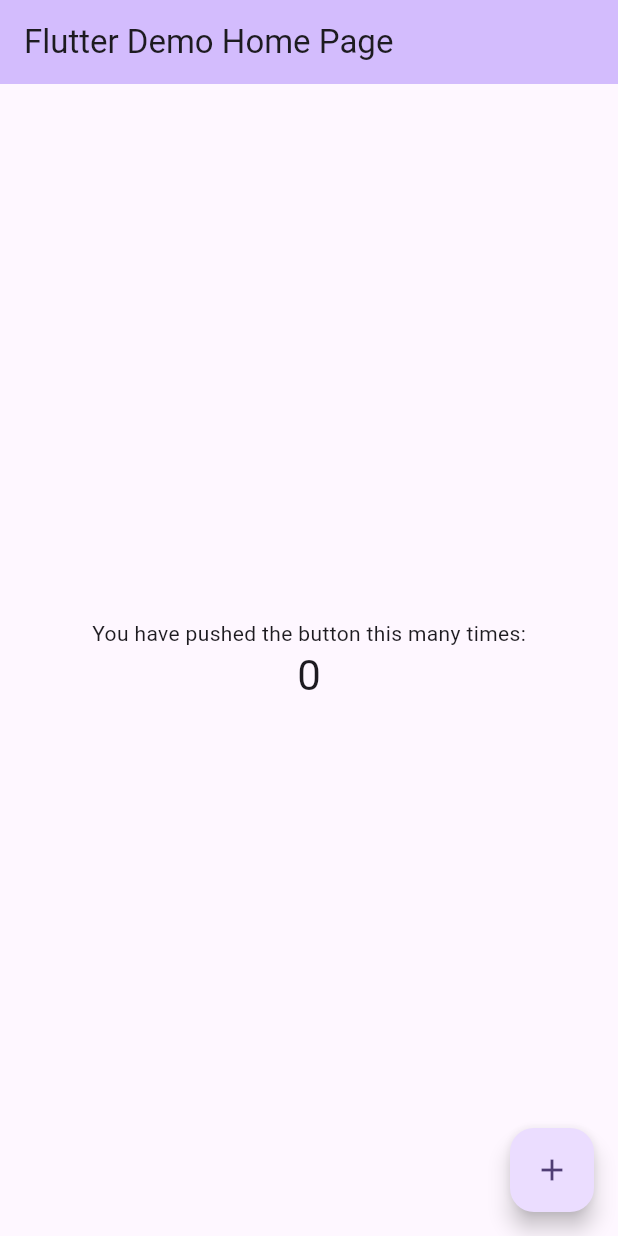
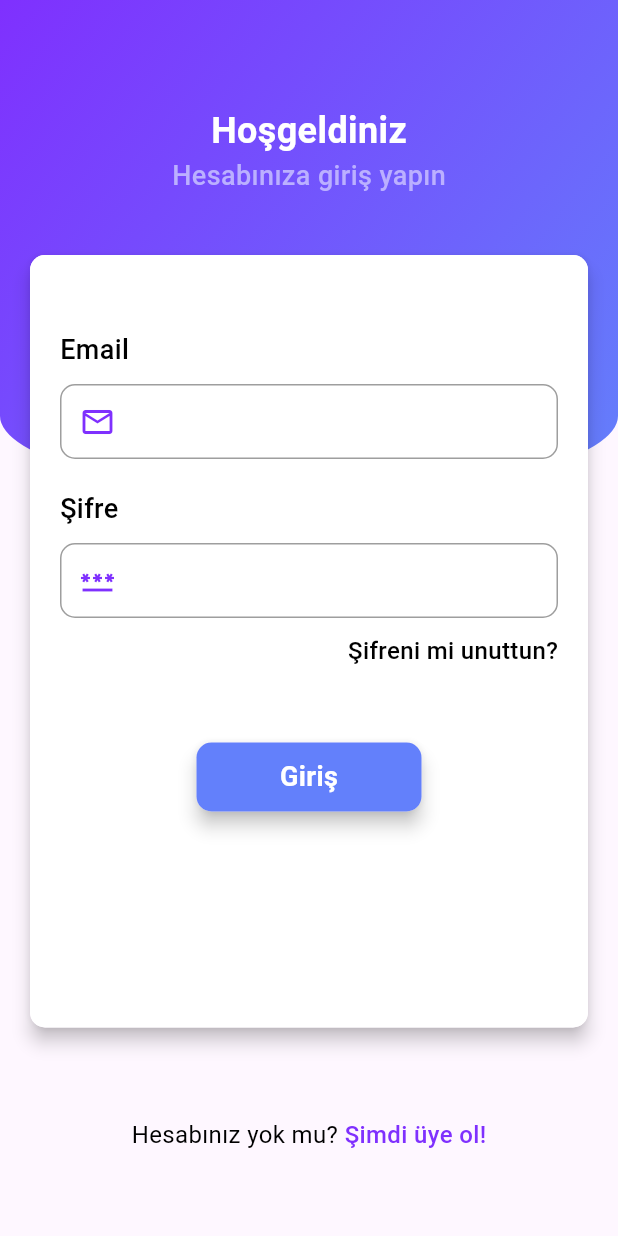
Before and after one commit to arda-copur/Chat-App, a Flutter app: the screen it shows after launch, on a phone screen of 412 x 824 dp. Run offline on Flutter 3.47's test engine with Material 3 defaults, Android fonts, the phone set to English and light mode, and no system bars.

Commit message:
general updates

```diff
--- a/lib/main.dart
+++ b/lib/main.dart
@@ -1,3 +1,4 @@
+import 'package:chat_app/views/sign_in_view.dart';
 import 'package:flutter/material.dart';
 
 void main() {
@@ -11,115 +12,11 @@ class MyApp extends StatelessWidget {
   @override
   Widget build(BuildContext context) {
     return MaterialApp(
-      title: 'Flutter Demo',
+      debugShowCheckedModeBanner: false,
       theme: ThemeData(
-        // This is the theme of your application.
-        //
-        // TRY THIS: Try running your application with "flutter run". You'll see
-        // the application has a purple toolbar. Then, without quitting the app,
-        // try changing the seedColor in the colorScheme below to Colors.green
-        // and then invoke "hot reload" (save your changes or press the "hot
-        // reload" button in a Flutter-supported IDE, or press "r" if you used
-        // the command line to start the app).
-        //
-        // Notice that the counter didn't reset back to zero; the application
-        // state is not lost during the reload. To reset the state, use hot
-        // restart instead.
-        //
-        // This works for code too, not just values: Most code changes can be
-        // tested with just a hot reload.
-        colorScheme: ColorScheme.fromSeed(seedColor: Colors.deepPurple),
         useMaterial3: true,
       ),
-      home: const MyHomePage(title: 'Flutter Demo Home Page'),
+      home: const SignInView(),
     );
   }
 }
-
-class MyHomePage extends StatefulWidget {
-  const MyHomePage({super.key, required this.title});
-
-  // This widget is the home page of your application. It is stateful, meaning
-  // that it has a State object (defined below) that contains fields that affect
-  // how it looks.
-
-  // This class is the configuration for the state. It holds the values (in this
-  // case the title) provided by the parent (in this case the App widget) and
-  // used by the build method of the State. Fields in a Widget subclass are
-  // always marked "final".
-
-  final String title;
-
-  @override
-  State<MyHomePage> createState() => _MyHomePageState();
-}
-
-class _MyHomePageState extends State<MyHomePage> {
-  int _counter = 0;
-
-  void _incrementCounter() {
-    setState(() {
-      // This call to setState tells the Flutter framework that something has
-      // changed in this State, which causes it to rerun the build method below
-      // so that the display can reflect the updated values. If we changed
-      // _counter without calling setState(), then the build method would not be
-      // called again, and so nothing would appear to happen.
-      _counter++;
-    });
-  }
-
-  @override
-  Widget build(BuildContext context) {
-    // This method is rerun every time setState is called, for instance as done
-    // by the _incrementCounter method above.
-    //
-    // The Flutter framework has been optimized to make rerunning build methods
-    // fast, so that you can just rebuild anything that needs updating rather
-    // than having to individually change instances of widgets.
-    return Scaffold(
-      appBar: AppBar(
-        // TRY THIS: Try changing the color here to a specific color (to
-        // Colors.amber, perhaps?) and trigger a hot reload to see the AppBar
-        // change color while the other colors stay the same.
-        backgroundColor: Theme.of(context).colorScheme.inversePrimary,
-        // Here we take the value from the MyHomePage object that was created by
-        // the App.build method, and use it to set our appbar title.
-        title: Text(widget.title),
-      ),
-      body: Center(
-        // Center is a layout widget. It takes a single child and positions it
-        // in the middle of the parent.
-        child: Column(
-          // Column is also a layout widget. It takes a list of children and
-          // arranges them vertically. By default, it sizes itself to fit its
-          // children horizontally, and tries to be as tall as its parent.
-          //
-          // Column has various properties to control how it sizes itself and
-          // how it positions its children. Here we use mainAxisAlignment to
-          // center the children vertically; the main axis here is the vertical
-          // axis because Columns are vertical (the cross axis would be
-          // horizontal).
-          //
-          // TRY THIS: Invoke "debug painting" (choose the "Toggle Debug Paint"
-          // action in the IDE, or press "p" in the console), to see the
-          // wireframe for each widget.
-          mainAxisAlignment: MainAxisAlignment.center,
-          children: <Widget>[
-            const Text(
-              'You have pushed the button this many times:',
-            ),
-            Text(
-              '$_counter',
-              style: Theme.of(context).textTheme.headlineMedium,
-            ),
-          ],
-        ),
-      ),
-      floatingActionButton: FloatingActionButton(
-        onPressed: _incrementCounter,
-        tooltip: 'Increment',
-        child: const Icon(Icons.add),
-      ), // This trailing comma makes auto-formatting nicer for build methods.
-    );
-  }
-}
--- /dev/null
+++ b/lib/views/sign_in_view.dart
@@ -0,0 +1,235 @@
+
+import 'package:chat_app/views/sign_up_view.dart';
+import 'package:flutter/material.dart';
+
+
+class SignInView extends StatefulWidget {
+  const SignInView({super.key});
+
+  @override
+  State<SignInView> createState() => _SignInViewState();
+}
+
+class _SignInViewState extends State<SignInView> {
+
+  TextEditingController userMailController =  TextEditingController();
+  TextEditingController userPasswordController =  TextEditingController();
+  String email = "", password = "", name = "", confirmPassword = "";
+  final _formkey = GlobalKey<FormState>();
+
+
+
+  @override
+  Widget build(BuildContext context) {
+    return Scaffold(
+      body: SingleChildScrollView(
+        child: Stack(
+          children: [
+            Container(
+                height: MediaQuery.of(context).size.height / 2.5,
+                width: MediaQuery.of(context).size.width,
+                decoration: BoxDecoration(
+                    gradient: const LinearGradient(
+                        colors: [Color(0xFF7f30fe), Color(0xFF6380fb)],
+                        begin: Alignment.topLeft,
+                        end: Alignment.bottomRight),
+                    borderRadius: BorderRadius.vertical(
+                        bottom: Radius.elliptical(
+                            MediaQuery.of(context).size.width, 105)))),
+            Padding(
+              padding: const EdgeInsets.only(top: 70.0),
+              child: Column(
+                children: [
+                  const Center(
+                      child: Text(
+                    "Hoşgeldiniz",
+                    style: TextStyle(
+                        color: Colors.white,
+                        fontSize: 24.0,
+                        fontWeight: FontWeight.bold),
+                  )),
+                  const Center(
+                      child: Text(
+                    "Hesabınıza giriş yapın",
+                    style: TextStyle(
+                        color: Color(0xFFbbb0ff),
+                        fontSize: 18.0,
+                        fontWeight: FontWeight.w500),
+                  )),
+                  const SizedBox(
+                    height: 20.0,
+                  ),
+                  Container(
+                    margin:
+                        const EdgeInsets.symmetric(vertical: 20.0, horizontal: 20.0),
+                    child: Material(
+                      elevation: 5.0,
+                      borderRadius: BorderRadius.circular(10),
+                      child: Container(
+                        padding: const EdgeInsets.symmetric(
+                            vertical: 50.0, horizontal: 20.0),
+                        height: MediaQuery.of(context).size.height / 1.6,
+                        width: MediaQuery.of(context).size.width,
+                        decoration: BoxDecoration(
+                            color: Colors.white,
+                            borderRadius: BorderRadius.circular(10)),
+                        child: Form(
+                          key: _formkey,
+                          child: Column(
+                            crossAxisAlignment: CrossAxisAlignment.start,
+                            children: [
+                              const Text(
+                                "Email",
+                                style: TextStyle(
+                                    color: Colors.black,
+                                    fontSize: 18.0,
+                                    fontWeight: FontWeight.w500),
+                              ),
+                              const SizedBox(
+                                height: 10.0,
+                              ),
+                              Container(
+                                decoration: BoxDecoration(
+                                    border: Border.all(
+                                        width: 1.0, color: Colors.black38),
+                                    borderRadius: BorderRadius.circular(10)),
+                                child: TextFormField(
+                                  controller: userMailController,
+                                  validator: (value) {
+                                    if (value == null || value.isEmpty) {
+                                      return ' Lütfen email giriniz';
+                                    }
+                                    return null;
+                                  },
+                                  decoration: const InputDecoration(
+                                      border: InputBorder.none,
+                                      prefixIcon: Icon(
+                                        Icons.mail_outline,
+                                        color: Color(0xFF7f30fe),
+                                      )),
+                                ),
+                              ),
+                              const SizedBox(
+                                height: 20.0,
+                              ),
+                              const Text(
+                                "Şifre",
+                                style: TextStyle(
+                                    color: Colors.black,
+                                    fontSize: 18.0,
+                                    fontWeight: FontWeight.w500),
+                              ),
+                              const SizedBox(
+                                height: 10.0,
+                              ),
+                              Container(
+                                decoration: BoxDecoration(
+                                    border: Border.all(
+                                        width: 1.0, color: Colors.black38),
+                                    borderRadius: BorderRadius.circular(10)),
+                                child: TextFormField(
+                                  controller: userPasswordController,
+                                  validator: (value) {
+                                    if (value == null || value.isEmpty) {
+                                      return ' Lütfen şifre giriniz';
+                                    }
+                                    return null;
+                                  },
+                                  decoration: const InputDecoration(
+                                      border: InputBorder.none,
+                                      prefixIcon: Icon(
+                                        Icons.password,
+                                        color: Color(0xFF7f30fe),
+                                      )),
+                                  obscureText: true,
+                                ),
+                              ),
+                              const SizedBox(
+                                height: 10.0,
+                              ),
+                              Container(
+                                alignment: Alignment.bottomRight,
+                                child: const Text(
+                                  "Şifreni mi unuttun?",
+                                  style: TextStyle(
+                                      color: Colors.black,
+                                      fontSize: 16.0,
+                                      fontWeight: FontWeight.w500),
+                                ),
+                              ),
+                              const SizedBox(
+                                height: 50.0,
+                              ),
+                              GestureDetector(
+                                onTap: () {
+                                  if (_formkey.currentState!.validate()) {
+                                    setState(() {
+                                      email = userMailController.text;
+                                      password = userPasswordController.text;
+                                    }); }
+                                },
+                                child: Center(
+                                  child: SizedBox(
+                                    width: 150,
+                                    child: Material(
+                                      elevation: 5.0,
+                                      borderRadius: BorderRadius.circular(10),
+                                      child: Container(
+                                        padding: const EdgeInsets.all(10),
+                                        decoration: BoxDecoration(
+                                            color: const Color(0xFF6380fb),
+                                            borderRadius:
+                                                BorderRadius.circular(10)),
+                                        child: const Center(
+                                            child: Text(
+                                          "Giriş",
+                                          style: TextStyle(
+                                              color: Colors.white,
+                                              fontSize: 18.0,
+                                              fontWeight: FontWeight.bold),
+                                        )),
+                                      ),
+                                    ),
+                                  ),
+                                ),
+                              ),
+                            ],
+                          ),
+                        ),
+                      ),
+                    ),
+                  ),
+                  const SizedBox(
+                    height: 40.0,
+                  ),
+                  Row(
+                    mainAxisAlignment: MainAxisAlignment.center,
+                    children: [
+                      const Text(
+                        "Hesabınız yok mu?",
+                        style: TextStyle(color: Colors.black, fontSize: 16.0),
+                      ),
+                      GestureDetector(
+                        onTap: () {
+
+                          Navigator.push(context, MaterialPageRoute(builder: (context)=>  const SignUpView()));
+                        },
+                        child: const Text(
+                          " Şimdi üye ol!",
+                          style: TextStyle(
+                              color: Color(0xFF7f30fe),
+                              fontSize: 16.0,
+                              fontWeight: FontWeight.w500),
+                        ),
+                      )
+                    ],
+                  )
+                ],
+              ),
+            )
+          ],
+        ),
+      ),
+    );
+  }
+}
```
Also changed, not shown: lib/views/sign_up_view.dart (added, +293 -0 lines).
